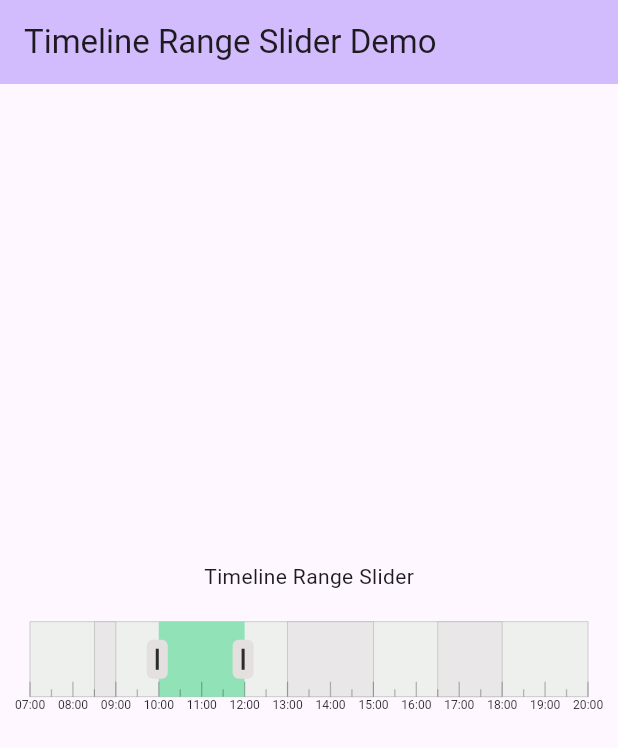
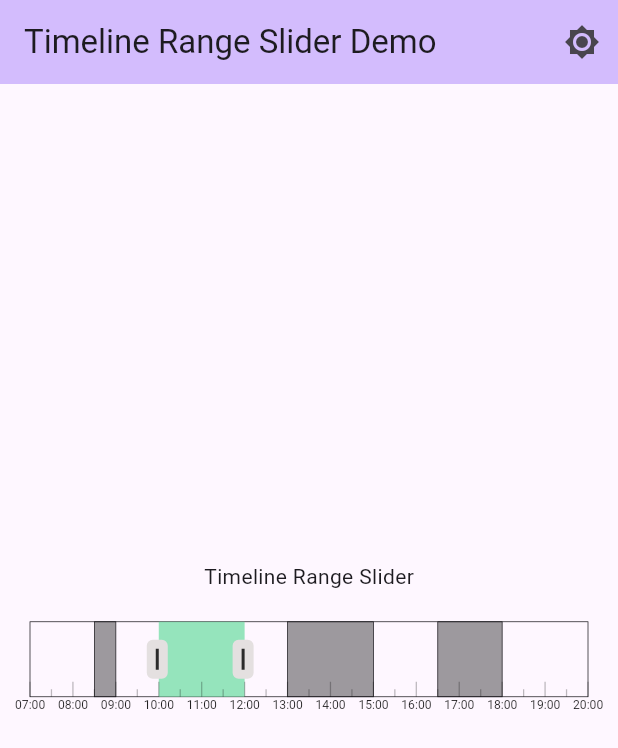
Before and after one commit to diegoalex/timeline_range_slider, a Flutter app: the screen it shows after launch, on a phone screen of 412 x 824 dp. Shown: the top 748 px of the screen. Run offline on Flutter 3.47's test engine with Material 2 defaults, Android fonts, the phone set to English and light mode, and no system bars.

Commit message:
COnfigure border color parameter

```diff
--- a/example/lib/main.dart
+++ b/example/lib/main.dart
@@ -5,8 +5,15 @@ void main() {
   runApp(const MyApp());
 }
 
-class MyApp extends StatelessWidget {
+class MyApp extends StatefulWidget {
   const MyApp({super.key});
+
+  @override
+  State<MyApp> createState() => _MyAppState();
+}
+
+class _MyAppState extends State<MyApp> {
+  ThemeMode _themeMode = ThemeMode.system;
 
   // This widget is the root of your application.
   @override
@@ -17,8 +24,18 @@ class MyApp extends StatelessWidget {
         colorScheme: ColorScheme.fromSeed(seedColor: Colors.deepPurple),
         useMaterial3: true,
       ),
+      darkTheme: ThemeData.dark(
+        useMaterial3: true,
+      ),
+      themeMode: _themeMode,
       home: const MyHomePage(title: 'Timeline Range Slider Demo'),
     );
+  }
+
+  void changeTheme(ThemeMode themeMode) {
+    setState(() {
+      _themeMode = themeMode;
+    });
   }
 }
 
@@ -40,6 +57,27 @@ class _MyHomePageState extends State<MyHomePage> {
       appBar: AppBar(
         backgroundColor: Theme.of(context).colorScheme.inversePrimary,
         title: Text(widget.title),
+        //switch theme button
+        actions: [
+          IconButton(
+            onPressed: () {
+              if (Theme.of(context).brightness == Brightness.dark) {
+                context.findAncestorStateOfType<_MyAppState>()?.changeTheme(
+                      ThemeMode.light,
+                    );
+              } else {
+                context.findAncestorStateOfType<_MyAppState>()?.changeTheme(
+                      ThemeMode.dark,
+                    );
+              }
+            },
+            icon: Icon(
+              Theme.of(context).brightness == Brightness.dark
+                  ? Icons.brightness_2
+                  : Icons.brightness_7,
+            ),
+          ),
+        ],
       ),
       body: Center(
         child: Padding(
@@ -67,6 +105,9 @@ class _MyHomePageState extends State<MyHomePage> {
     var now = DateTime.now();
 
     return TimelineRangeSlider(
+      backgroundColor: Theme.of(context).scaffoldBackgroundColor,
+      unavailableColor: Theme.of(context).disabledColor,
+      borderColor: Theme.of(context).colorScheme.onSurface,
       // showHandleArea: true,
       onChanged: (value) {
         // _do(value);
--- a/lib/timeline_range_slider.dart
+++ b/lib/timeline_range_slider.dart
@@ -5,6 +5,7 @@ import 'package:timeline_range_slider/src/slider.dart';
 import 'package:timeline_range_slider/src/track.dart';
 export 'package:timeline_range_slider/src/track.dart';
 
+const _defaultColorBorder = Color.fromRGBO(189, 189, 189, 1);
 const _defaultColorUnavailable = Color.fromARGB(255, 233, 231, 231);
 const _defaultColorTrack = Color.fromARGB(255, 238, 240, 238);
 const _defaultColorSelected = Color.fromARGB(186, 110, 221, 163);
@@ -59,6 +60,10 @@ class TimelineRangeSlider extends LeafRenderObjectWidget {
   /// Slider Background Color.
   /// Defaults to grey color.
   final Color backgroundColor;
+
+  /// Border Color.
+  /// Defaults to grey color.
+  final Color borderColor;
 
   /// Color for displaying the current selected [Track] range.
   /// Defaults to green color.
@@ -144,6 +149,7 @@ class TimelineRangeSlider extends LeafRenderObjectWidget {
 
   const TimelineRangeSlider({
     Key? key,
+    this.borderColor = _defaultColorBorder,
     this.unavailableColor = _defaultColorUnavailable,
     this.backgroundColor = _defaultColorTrack,
     this.selectedColor = _defaultColorSelected,
@@ -167,6 +173,7 @@ class TimelineRangeSlider extends LeafRenderObjectWidget {
   @override
   RenderObject createRenderObject(BuildContext context) {
     return RenderTimelineRangeSlider(
+      borderColor: borderColor,
       unavailableColor: unavailableColor,
       backgroundColor: backgroundColor,
       selectedColor: selectedColor,
@@ -194,6 +201,7 @@ class TimelineRangeSlider extends LeafRenderObjectWidget {
     covariant RenderTimelineRangeSlider renderObject,
   ) {
     renderObject
+      ..borderColor = borderColor
       ..unavailableColor = unavailableColor
       ..backgroundColor = backgroundColor
       ..selectedColor = selectedColor
```
Also changed, not shown: lib/src/slider.dart (+15 -2 lines).
